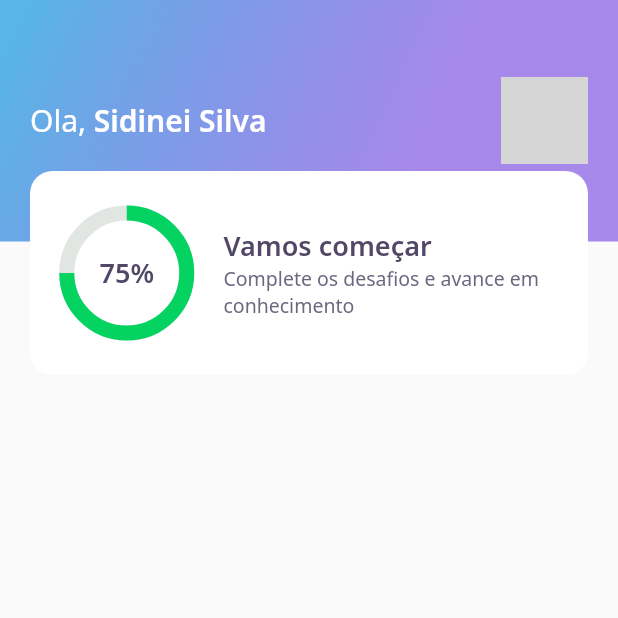
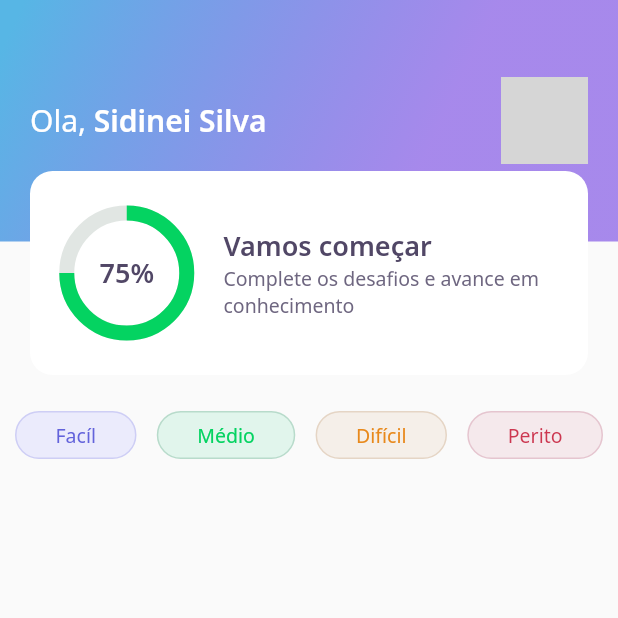
Before and after one commit to sidinei-silva/dev_quiz, a Flutter app: the screen it shows after launch, on a phone screen of 412 x 824 dp, the top half of it. Run offline on Flutter 3.47's test engine with Material 2 defaults, Android fonts, the phone set to English and light mode, and no system bars; our stand-ins replace google_fonts; network calls fail; grey boxes are pictures that could not be loaded.

Commit message:
Criando level button

```diff
--- a/lib/home/home_page.dart
+++ b/lib/home/home_page.dart
@@ -1,4 +1,5 @@
 import 'package:DevQuiz/home/widget/appbar/app_bar_widget.dart';
+import 'package:DevQuiz/home/widget/level_button/level_button_widget.dart';
 import 'package:flutter/material.dart';
 
 class HomePage extends StatefulWidget {
@@ -13,6 +14,26 @@ class _HomePageState extends State<HomePage> {
   Widget build(BuildContext context) {
     return Scaffold(
       appBar: AppBarWidget(),
+      body: Padding(
+        padding: const EdgeInsets.symmetric(horizontal: 10, vertical: 24),
+        child: Row(
+          mainAxisAlignment: MainAxisAlignment.spaceBetween,
+          children: [
+            LevelButtonWidget(
+              label: "Facíl",
+            ),
+            LevelButtonWidget(
+              label: "Médio",
+            ),
+            LevelButtonWidget(
+              label: "Difícil",
+            ),
+            LevelButtonWidget(
+              label: "Perito",
+            ),
+          ],
+        ),
+      ),
     );
   }
 }
--- /dev/null
+++ b/lib/home/widget/level_button/level_button_widget.dart
@@ -0,0 +1,62 @@
+import 'package:DevQuiz/core/app_colors.dart';
+import 'package:flutter/material.dart';
+import 'package:google_fonts/google_fonts.dart';
+
+class LevelButtonWidget extends StatelessWidget {
+  final String label;
+
+  LevelButtonWidget({
+    Key? key,
+    required this.label,
+  })   : assert(
+          ["Facíl", "Médio", "Difícil", "Perito"].contains(label),
+        ),
+        super(key: key);
+
+  final config = {
+    "Facíl": {
+      "color": AppColors.levelButtonFacil,
+      "borderColor": AppColors.levelButtonBorderFacil,
+      "fontColor": AppColors.levelButtonTextFacil,
+    },
+    "Médio": {
+      "color": AppColors.levelButtonMedio,
+      "borderColor": AppColors.levelButtonBorderMedio,
+      "fontColor": AppColors.levelButtonTextMedio,
+    },
+    "Difícil": {
+      "color": AppColors.levelButtonDificil,
+      "borderColor": AppColors.levelButtonBorderDificil,
+      "fontColor": AppColors.levelButtonTextDificil,
+    },
+    "Perito": {
+      "color": AppColors.levelButtonPerito,
+      "borderColor": AppColors.levelButtonBorderPerito,
+      "fontColor": AppColors.levelButtonTextPerito,
+    }
+  };
+
+  Color get color => config[label]!['color']!;
+  Color get borderColor => config[label]!['borderColor']!;
+  Color get fontColor => config[label]!['fontColor']!;
+
+  @override
+  Widget build(BuildContext context) {
+    return Container(
+      decoration: BoxDecoration(
+        color: color,
+        border: Border.fromBorderSide(
+          BorderSide(color: borderColor),
+        ),
+        borderRadius: BorderRadius.circular(28),
+      ),
+      child: Padding(
+        padding: const EdgeInsets.symmetric(horizontal: 26, vertical: 6),
+        child: Text(
+          label,
+          style: GoogleFonts.notoSans(color: fontColor, fontSize: 13),
+        ),
+      ),
+    );
+  }
+}
```
